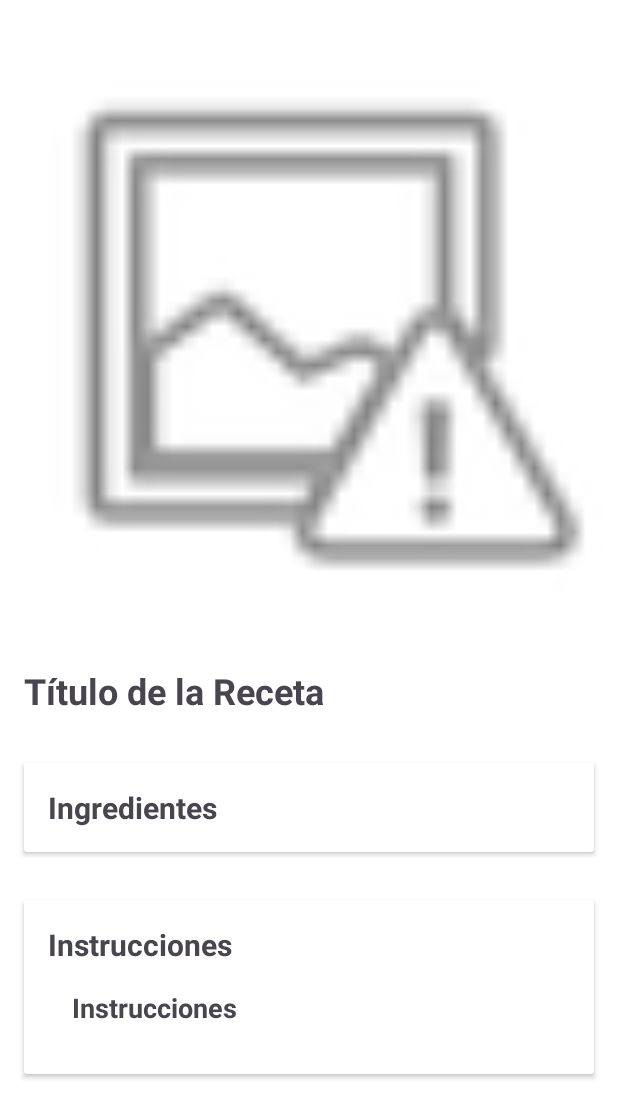
After one commit to m4tig11/Proyecto_recetas, an Android app: the layout activity_detalles_receta.xml on its own in the app's theme, with its tools: preview values and no code run, on a phone screen of 412 x 824 dp. The commit adds this screen. Shown: the top 1118 px of the screen. Run offline under Robolectric (Android 15) with nearby library versions, the phone set to English and light mode, and no system bars; network calls fail.

Commit message:
22/4 commit

```diff
--- a/app/build.gradle
+++ b/app/build.gradle
@@ -41,6 +41,9 @@ dependencies {
     implementation 'com.google.code.gson:gson:2.8.8'
     implementation 'org.jetbrains.kotlinx:kotlinx-coroutines-core:1.5.0'
     implementation 'com.squareup.picasso:picasso:2.71828'
+    implementation "androidx.compose.ui:ui:1.0.0"
+    implementation "androidx.compose.material:material:1.0.0"
+    implementation "androidx.activity:activity-compose:1.3.0"
 
 
 
--- a/app/src/main/AndroidManifest.xml
+++ b/app/src/main/AndroidManifest.xml
@@ -1,4 +1,3 @@
-<?xml version="1.0" encoding="utf-8"?>
 <manifest xmlns:android="http://schemas.android.com/apk/res/android"
     xmlns:tools="http://schemas.android.com/tools">
     <uses-permission android:name="android.permission.INTERNET" />
@@ -22,6 +21,8 @@
                 <category android:name="android.intent.category.LAUNCHER" />
             </intent-filter>
         </activity>
+        <activity android:name=".DetallesRecetaActivity" />
+
     </application>
 
 </manifest>
--- a/app/src/main/java/com/example/recetasapp/DetallesRecetaActivity.kt
+++ b/app/src/main/java/com/example/recetasapp/DetallesRecetaActivity.kt
@@ -1,11 +1,11 @@
+package com.example.recetasapp
 import android.os.Bundle
 import androidx.appcompat.app.AppCompatActivity
-import com.example.recetasapp.R
 
 class DetallesRecetaActivity : AppCompatActivity() {
     override fun onCreate(savedInstanceState: Bundle?) {
         super.onCreate(savedInstanceState)
-        setContentView(R.layout.activity_detalles_receta)
+
 
         // Aquí puedes agregar la lógica para mostrar los detalles de la receta
         // Puedes obtener el ID de la receta pasado desde MainActivity usando intent.extras
--- a/app/src/main/java/com/example/recetasapp/MainActivity.kt
+++ b/app/src/main/java/com/example/recetasapp/MainActivity.kt
@@ -1,6 +1,8 @@
 package com.example.recetasapp
 
+
 import android.content.Context
+import android.content.Intent
 import android.graphics.Color
 import android.graphics.Typeface
 import androidx.appcompat.app.AppCompatActivity
@@ -19,7 +21,6 @@ import java.io.InputStreamReader
 import java.net.HttpURLConnection
 import java.net.URL
 import com.google.gson.Gson
-import com.google.gson.reflect.TypeToken
 import com.squareup.picasso.Picasso
 
 class MainActivity : AppCompatActivity() {
@@ -41,8 +42,13 @@ class MainActivity : AppCompatActivity() {
                 // Ahora puedes trabajar con la lista de recetas obtenida
                 response.results.forEach { recipe ->
                     runOnUiThread {
-                        // Aquí actualizas la interfaz de usuario con los datos de la receta
                         val cardView = createCardViewForRecipe(recipe)
+                        cardView.setOnClickListener {
+                            // Al hacer clic en la tarjeta, abrir la nueva actividad con los detalles de la receta
+                            val intent = Intent(this@MainActivity, DetallesRecetaActivity::class.java)
+                            intent.putExtra("recipe_id", recipe.id)
+                            startActivity(intent)
+                        }
                         findViewById<LinearLayout>(R.id.contenedorTarjetas).addView(cardView)
                     }
                 }
@@ -71,7 +77,6 @@ class MainActivity : AppCompatActivity() {
         )
         relativeLayout.setBackgroundColor(Color.WHITE) // Fondo blanco para la tarjeta
 
-        // Crear un ImageView para la imagen de la receta
         // Crear un ImageView para la imagen de la receta
         val imageView = ImageView(this@MainActivity)
         imageView.id = View.generateViewId() // Asignar un ID único al ImageView
@@ -106,13 +111,8 @@ class MainActivity : AppCompatActivity() {
         textView.textSize = 18f // Tamaño de texto
         textView.setTypeface(null, Typeface.BOLD) // Texto en negrita
 
-// Agregar el TextView al RelativeLayout
+        // Agregar el TextView al RelativeLayout
         relativeLayout.addView(textView)
-
-
-
-
-
         // Agregar el RelativeLayout (tarjeta) al CardView
         cardView.addView(relativeLayout)
 
--- /dev/null
+++ b/app/src/main/res/layout/activity_detalles_receta.xml
@@ -0,0 +1,96 @@
+<?xml version="1.0" encoding="utf-8"?>
+<!-- activity_detalles_receta.xml -->
+
+<RelativeLayout xmlns:android="http://schemas.android.com/apk/res/android"
+    xmlns:tools="http://schemas.android.com/tools"
+    android:layout_width="match_parent"
+    android:layout_height="match_parent"
+    android:background="#FFFFFF"
+    tools:context=".RecetaInstrucciones">
+
+    <!-- ImageView para la imagen de la receta -->
+    <ImageView
+        android:id="@+id/imageViewReceta"
+        android:layout_width="match_parent"
+        android:layout_height="wrap_content"
+        android:scaleType="centerCrop"
+        android:adjustViewBounds="true"
+        android:src="@android:drawable/ic_menu_report_image"
+    android:layout_marginTop="16dp" />
+
+
+    <!-- TextView para el título de la receta -->
+    <TextView
+        android:id="@+id/textViewTituloReceta"
+        android:layout_width="match_parent"
+        android:layout_height="wrap_content"
+        android:text="Título de la Receta"
+        android:textSize="24sp"
+        android:textStyle="bold"
+        android:padding="16dp"
+        android:layout_below="@id/imageViewReceta" />
+
+    <!-- Tarjeta para los ingredientes -->
+    <androidx.cardview.widget.CardView
+        android:id="@+id/cardViewIngredientes"
+        android:layout_width="match_parent"
+        android:layout_height="wrap_content"
+        android:layout_below="@id/textViewTituloReceta"
+        android:layout_margin="16dp">
+
+        <!-- Contenido de la tarjeta de ingredientes -->
+        <!-- Puedes personalizar el contenido aquí, como agregar una lista de ingredientes -->
+        <LinearLayout
+            android:layout_width="match_parent"
+            android:layout_height="wrap_content"
+            android:orientation="vertical"
+            android:padding="16dp">
+
+            <TextView
+                android:layout_width="wrap_content"
+                android:layout_height="wrap_content"
+                android:text="Ingredientes"
+                android:textSize="20sp"
+                android:textStyle="bold" />
+
+            <!-- Aquí puedes agregar la lista de ingredientes -->
+        </LinearLayout>
+    </androidx.cardview.widget.CardView>
+
+    <!-- Tarjeta para las instrucciones -->
+    <androidx.cardview.widget.CardView
+        android:id="@+id/cardViewInstrucciones"
+        android:layout_width="match_parent"
+        android:layout_height="wrap_content"
+        android:layout_below="@id/cardViewIngredientes"
+        android:layout_margin="16dp">
+
+        <!-- Contenido de la tarjeta de instrucciones -->
+        <!-- Puedes personalizar el contenido aquí, como agregar las instrucciones de la receta -->
+        <LinearLayout
+            android:layout_width="match_parent"
+            android:layout_height="wrap_content"
+            android:orientation="vertical"
+            android:padding="16dp">
+
+            <TextView
+                android:layout_width="wrap_content"
+                android:layout_height="wrap_content"
+                android:text="Instrucciones"
+                android:textSize="20sp"
+                android:textStyle="bold" />
+
+            <TextView
+                android:id="@+id/textViewInstrucciones"
+                android:layout_width="match_parent"
+                android:layout_height="wrap_content"
+                android:text="Instrucciones"
+                android:textSize="18sp"
+                android:textStyle="bold"
+                android:padding="16dp"
+                android:layout_below="@id/cardViewInstrucciones" />
+
+        </LinearLayout>
+    </androidx.cardview.widget.CardView>
+
+</RelativeLayout>
```
Also changed, not shown: 375 other files.
